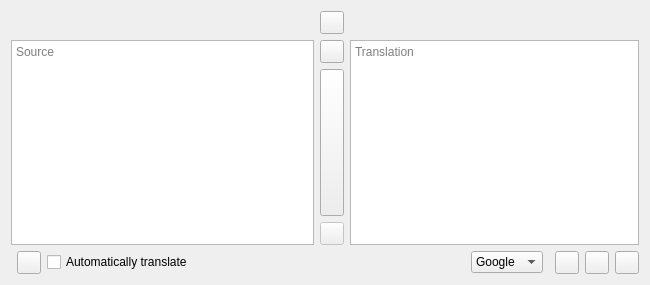
This is src/mainwindow.ui in crow-translate/crow-translate as Qt 5 draws it before an edit. The edited form follows.
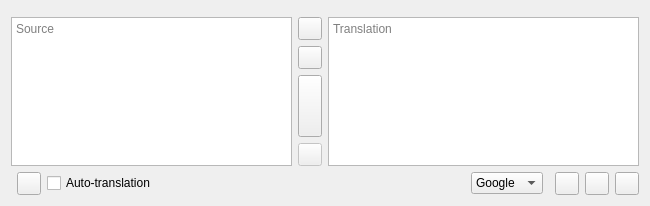
This is the edited form. Icons and pictures are not drawn. Custom widgets are drawn as their Qt base class.

Commit message: Add screen rotation support, references #255

Patch:
```diff
--- a/src/mainwindow.ui
+++ b/src/mainwindow.ui
@@ -7,7 +7,7 @@
     <x>0</x>
     <y>0</y>
     <width>650</width>
-    <height>285</height>
+    <height>206</height>
    </rect>
   </property>
   <property name="windowTitle">
@@ -18,19 +18,59 @@
     <normaloff>.</normaloff>.</iconset>
   </property>
   <widget class="QWidget" name="centralWidget">
-   <layout class="QGridLayout" name="gridLayout">
-    <item row="5" column="10">
-     <widget class="QToolButton" name="settingsButton">
+   <layout class="QHBoxLayout" name="centralLayout">
+    <item>
+     <layout class="QGridLayout" name="sourceLayout">
+      <item row="5" column="0">
+       <layout class="QHBoxLayout" name="sourceButtonsLayout">
+        <item>
+         <widget class="SpeakButtons" name="sourceSpeakButtons" native="true">
+          <property name="enabled">
+           <bool>false</bool>
+          </property>
+         </widget>
+        </item>
+        <item>
+         <widget class="QToolButton" name="copySourceButton">
       <property name="toolTip">
-       <string>Application settings</string>
+           <string>Copy source text to the clipboard</string>
       </property>
       <property name="icon">
-       <iconset theme="configure">
+           <iconset theme="edit-copy">
         <normaloff>.</normaloff>.</iconset>
       </property>
      </widget>
     </item>
-    <item row="0" column="4">
+        <item>
+         <widget class="QCheckBox" name="autoTranslateCheckBox">
+          <property name="sizePolicy">
+           <sizepolicy hsizetype="Expanding" vsizetype="Fixed">
+            <horstretch>0</horstretch>
+            <verstretch>0</verstretch>
+           </sizepolicy>
+          </property>
+          <property name="text">
+           <string extracomment="The text should be short to fit in portrait orientation on phones.">Auto-translation</string>
+          </property>
+         </widget>
+        </item>
+       </layout>
+      </item>
+      <item row="4" column="1">
+       <widget class="QToolButton" name="abortButton">
+        <property name="enabled">
+         <bool>false</bool>
+        </property>
+        <property name="toolTip">
+         <string>Cancel</string>
+        </property>
+        <property name="icon">
+         <iconset theme="dialog-cancel">
+          <normaloff>.</normaloff>.</iconset>
+        </property>
+       </widget>
+      </item>
+      <item row="1" column="1">
      <widget class="QToolButton" name="swapButton">
       <property name="toolTip">
        <string>Swap languages</string>
@@ -41,7 +81,24 @@
       </property>
      </widget>
     </item>
-    <item row="1" column="4">
+      <item row="0" column="0">
+       <widget class="LanguageButtonsWidget" name="sourceLanguagesWidget" native="true">
+        <property name="sizePolicy">
+         <sizepolicy hsizetype="Preferred" vsizetype="Preferred">
+          <horstretch>0</horstretch>
+          <verstretch>0</verstretch>
+         </sizepolicy>
+        </property>
+       </widget>
+      </item>
+      <item row="1" column="0" rowspan="4">
+       <widget class="SourceTextEdit" name="sourceEdit">
+        <property name="placeholderText">
+         <string>Source</string>
+        </property>
+       </widget>
+      </item>
+      <item row="2" column="1">
      <widget class="QToolButton" name="clearButton">
       <property name="toolTip">
        <string>Clear</string>
@@ -52,70 +109,35 @@
       </property>
      </widget>
     </item>
-    <item row="5" column="1">
-     <widget class="QToolButton" name="copySourceButton">
+      <item row="3" column="1">
+       <widget class="QToolButton" name="translateButton">
+        <property name="sizePolicy">
+         <sizepolicy hsizetype="Fixed" vsizetype="Expanding">
+          <horstretch>0</horstretch>
+          <verstretch>0</verstretch>
+         </sizepolicy>
+        </property>
       <property name="toolTip">
-       <string>Copy source text to the clipboard</string>
+         <string>Translate</string>
       </property>
       <property name="icon">
-       <iconset theme="edit-copy">
+         <iconset theme="go-next">
         <normaloff>.</normaloff>.</iconset>
       </property>
      </widget>
     </item>
-    <item row="5" column="2">
-     <widget class="QCheckBox" name="autoTranslateCheckBox">
-      <property name="text">
-       <string>Automatically translate</string>
-      </property>
-     </widget>
+     </layout>
     </item>
-    <item row="0" column="5" colspan="6">
+    <item>
+     <layout class="QVBoxLayout" name="translationLayout">
+      <item>
      <widget class="LanguageButtonsWidget" name="translationLanguagesWidget" native="true">
       <property name="layoutDirection">
        <enum>Qt::RightToLeft</enum>
       </property>
      </widget>
     </item>
-    <item row="5" column="5">
-     <spacer name="horizontalSpacer">
-      <property name="orientation">
-       <enum>Qt::Horizontal</enum>
-      </property>
-      <property name="sizeHint" stdset="0">
-       <size>
-        <width>40</width>
-        <height>20</height>
-       </size>
-      </property>
-     </spacer>
-    </item>
-    <item row="5" column="8">
-     <widget class="QToolButton" name="copyTranslationButton">
-      <property name="toolTip">
-       <string>Copy translation to the clipboard</string>
-      </property>
-      <property name="icon">
-       <iconset theme="edit-copy">
-        <normaloff>.</normaloff>.</iconset>
-      </property>
-     </widget>
-    </item>
-    <item row="3" column="4">
-     <widget class="QToolButton" name="abortButton">
-      <property name="enabled">
-       <bool>false</bool>
-      </property>
-      <property name="toolTip">
-       <string>Cancel</string>
-      </property>
-      <property name="icon">
-       <iconset theme="dialog-cancel">
-        <normaloff>.</normaloff>.</iconset>
-      </property>
-     </widget>
-    </item>
-    <item row="1" column="5" rowspan="3" colspan="6">
+      <item>
      <widget class="TranslationEdit" name="translationEdit">
       <property name="styleSheet">
        <string notr="true"/>
@@ -128,35 +150,22 @@
       </property>
      </widget>
     </item>
-    <item row="2" column="4">
-     <widget class="QToolButton" name="translateButton">
-      <property name="sizePolicy">
-       <sizepolicy hsizetype="Preferred" vsizetype="Preferred">
-        <horstretch>0</horstretch>
-        <verstretch>0</verstretch>
-       </sizepolicy>
-      </property>
-      <property name="toolTip">
-       <string>Translate</string>
-      </property>
-      <property name="icon">
-       <iconset theme="go-next">
-        <normaloff>.</normaloff>.</iconset>
-      </property>
-     </widget>
-    </item>
-    <item row="5" column="9">
-     <widget class="QToolButton" name="copyAllTranslationButton">
-      <property name="toolTip">
-       <string>Copy all translation data to the clipboard</string>
-      </property>
-      <property name="icon">
-       <iconset theme="edit-select-all">
-        <normaloff>.</normaloff>.</iconset>
-      </property>
-     </widget>
-    </item>
-    <item row="5" column="6">
+      <item>
+       <layout class="QHBoxLayout" name="translationButtonsLayout">
+        <item>
+         <spacer name="translationButtonsSpacer">
+          <property name="orientation">
+           <enum>Qt::Horizontal</enum>
+          </property>
+          <property name="sizeHint" stdset="0">
+           <size>
+            <width>40</width>
+            <height>20</height>
+           </size>
+          </property>
+         </spacer>
+        </item>
+        <item>
      <widget class="QComboBox" name="engineComboBox">
       <item>
        <property name="text">
@@ -187,42 +196,49 @@
       </item>
      </widget>
     </item>
-    <item row="5" column="0">
-     <widget class="SpeakButtons" name="sourceSpeakButtons" native="true">
-      <property name="enabled">
-       <bool>false</bool>
-      </property>
-     </widget>
-    </item>
-    <item row="5" column="7">
+        <item>
      <widget class="SpeakButtons" name="translationSpeakButtons" native="true">
       <property name="enabled">
        <bool>false</bool>
       </property>
      </widget>
     </item>
-    <item row="5" column="3">
-     <spacer name="horizontalSpacer_2">
-      <property name="orientation">
-       <enum>Qt::Horizontal</enum>
-      </property>
-      <property name="sizeHint" stdset="0">
-       <size>
-        <width>40</width>
-        <height>20</height>
-       </size>
-      </property>
-     </spacer>
-    </item>
-    <item row="1" column="0" rowspan="3" colspan="4">
-     <widget class="SourceTextEdit" name="sourceEdit">
-      <property name="placeholderText">
-       <string>Source</string>
-      </property>
-     </widget>
-    </item>
-    <item row="0" column="0" colspan="4">
-     <widget class="LanguageButtonsWidget" name="sourceLanguagesWidget" native="true"/>
+        <item>
+         <widget class="QToolButton" name="copyTranslationButton">
+          <property name="toolTip">
+           <string>Copy translation to the clipboard</string>
+          </property>
+          <property name="icon">
+           <iconset theme="edit-copy">
+            <normaloff>.</normaloff>.</iconset>
+          </property>
+         </widget>
+        </item>
+        <item>
+         <widget class="QToolButton" name="copyAllTranslationButton">
+          <property name="toolTip">
+           <string>Copy all translation data to the clipboard</string>
+          </property>
+          <property name="icon">
+           <iconset theme="edit-select-all">
+            <normaloff>.</normaloff>.</iconset>
+          </property>
+         </widget>
+        </item>
+        <item>
+         <widget class="QToolButton" name="settingsButton">
+          <property name="toolTip">
+           <string>Application settings</string>
+          </property>
+          <property name="icon">
+           <iconset theme="configure">
+            <normaloff>.</normaloff>.</iconset>
+          </property>
+         </widget>
+        </item>
+       </layout>
+      </item>
+     </layout>
     </item>
    </layout>
   </widget>
```
Left out of the diff: 1 changed line with no effect on the pictures. Lines whose indentation alone changed are shown as unchanged. The commit also changes 6 other files.
